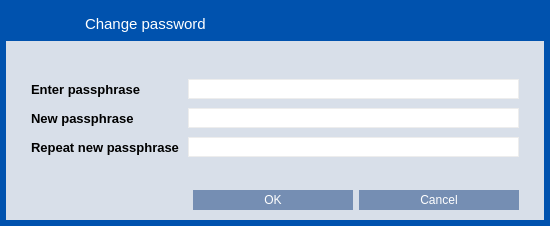
First picture: the form in src/qt/forms/askpassphrasedialog.ui, repository WorldcoinGlobal/WorldcoinLegacy, before the edit.
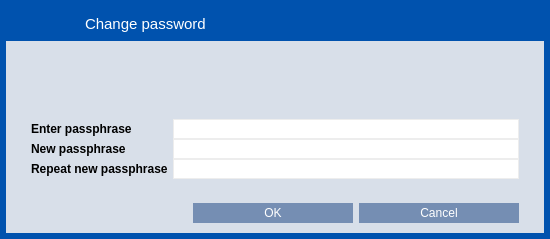
Second picture: the form after the edit. Icons and pictures are not drawn.

The edit to the form file:
```diff
--- a/src/qt/forms/askpassphrasedialog.ui
+++ b/src/qt/forms/askpassphrasedialog.ui
@@ -7,7 +7,7 @@
     <x>0</x>
     <y>0</y>
     <width>550</width>
-    <height>226</height>
+    <height>239</height>
    </rect>
   </property>
   <property name="sizePolicy">
@@ -236,13 +236,13 @@
          <number>25</number>
         </property>
         <property name="topMargin">
-         <number>9</number>
+         <number>30</number>
         </property>
         <property name="rightMargin">
          <number>25</number>
         </property>
         <property name="bottomMargin">
-         <number>9</number>
+         <number>0</number>
         </property>
         <item>
          <widget class="QLabel" name="warningLabel">
@@ -272,14 +272,17 @@
          <enum>QFormLayout::AllNonFixedFieldsGrow</enum>
         </property>
         <property name="horizontalSpacing">
-         <number>9</number>
+         <number>5</number>
         </property>
         <property name="verticalSpacing">
-         <number>9</number>
+         <number>0</number>
         </property>
         <property name="leftMargin">
          <number>25</number>
         </property>
+        <property name="topMargin">
+         <number>20</number>
+        </property>
         <property name="rightMargin">
          <number>25</number>
         </property>
@@ -290,7 +293,7 @@
          <widget class="QLabel" name="passLabel1">
           <property name="font">
            <font>
-            <pointsize>10</pointsize>
+            <pointsize>9</pointsize>
             <weight>75</weight>
             <bold>true</bold>
            </font>
@@ -315,9 +318,12 @@
         </item>
         <item row="1" column="0">
          <widget class="QLabel" name="passLabel2">
+          <property name="enabled">
+           <bool>true</bool>
+          </property>
           <property name="font">
            <font>
-            <pointsize>10</pointsize>
+            <pointsize>9</pointsize>
             <weight>75</weight>
             <bold>true</bold>
            </font>
@@ -340,20 +346,6 @@
           </property>
          </widget>
         </item>
-        <item row="2" column="0">
-         <widget class="QLabel" name="passLabel3">
-          <property name="font">
-           <font>
-            <pointsize>10</pointsize>
-            <weight>75</weight>
-            <bold>true</bold>
-           </font>
-          </property>
-          <property name="text">
-           <string>Repeat new passphrase</string>
-          </property>
-         </widget>
-        </item>
         <item row="2" column="1">
          <widget class="QLineEdit" name="passEdit3">
           <property name="minimumSize">
@@ -387,6 +379,38 @@
           </property>
          </widget>
         </item>
+        <item row="2" column="0">
+         <widget class="QLabel" name="passLabel3">
+          <property name="enabled">
+           <bool>true</bool>
+          </property>
+          <property name="maximumSize">
+           <size>
+            <width>300</width>
+            <height>25</height>
+           </size>
+          </property>
+          <property name="font">
+           <font>
+            <pointsize>9</pointsize>
+            <weight>75</weight>
+            <bold>true</bold>
+           </font>
+          </property>
+          <property name="lineWidth">
+           <number>1</number>
+          </property>
+          <property name="text">
+           <string>Repeat new passphrase</string>
+          </property>
+          <property name="scaledContents">
+           <bool>false</bool>
+          </property>
+          <property name="margin">
+           <number>0</number>
+          </property>
+         </widget>
+        </item>
        </layout>
       </item>
       <item>
```
Left out of the diff: 33 changed lines with no effect on the pictures.
